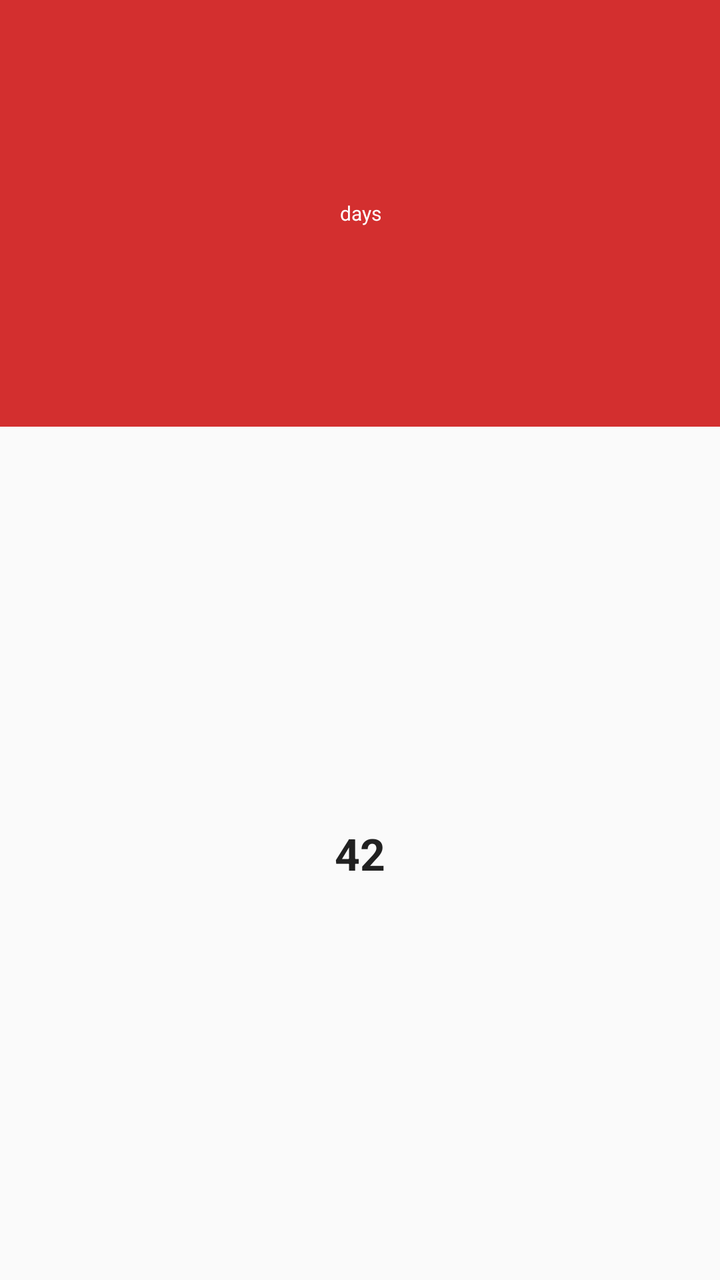
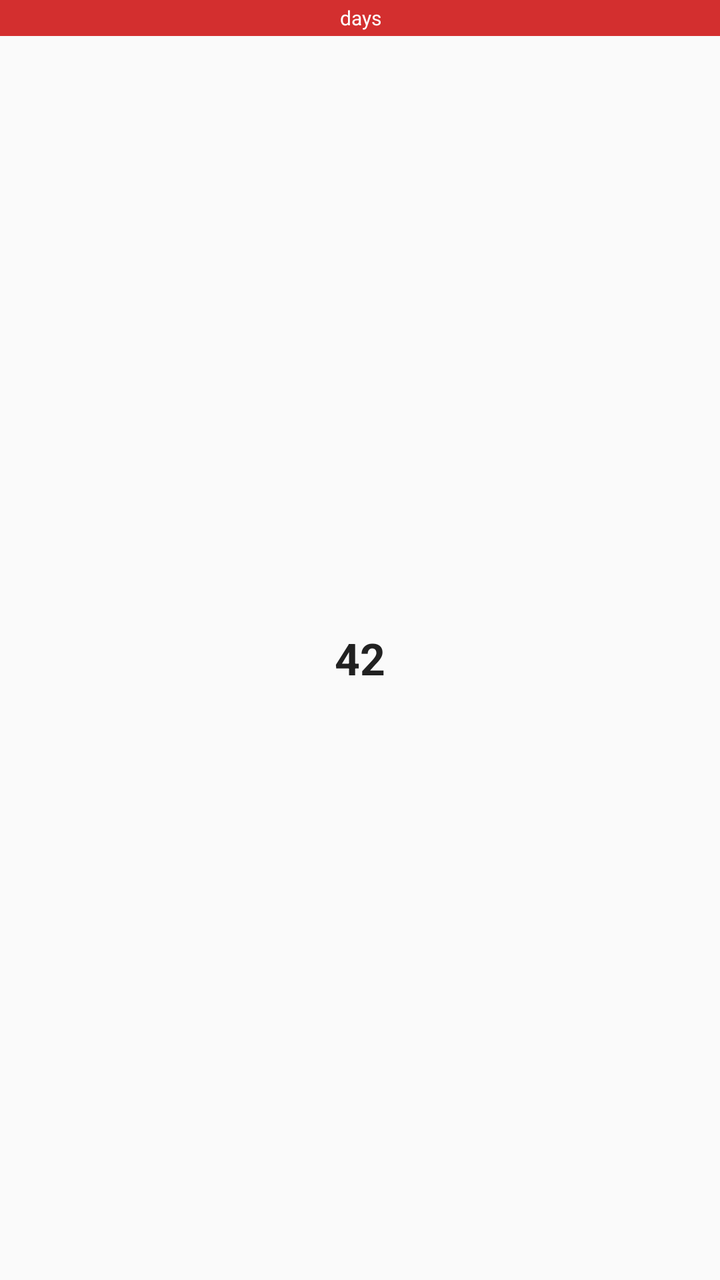

Before-and-after screenshots of an Android layout around one commit, followed by the original layout XML and the change that was made.
<!-- AndroidManifest.xml: application theme android:Theme.Material.Light.NoActionBar -->
<!-- res/layout/widget_preview.xml -->
<?xml version="1.0" encoding="utf-8"?>
<LinearLayout xmlns:android="http://schemas.android.com/apk/res/android"
    xmlns:tools="http://schemas.android.com/tools"
    android:layout_width="match_parent"
    android:layout_height="match_parent"
    android:background="@color/widget_sheet_background"
    android:orientation="vertical"
    tools:ignore="Overdraw">

    <TextView
        android:layout_width="match_parent"
        android:layout_height="0dp"
        android:layout_weight="1"
        android:background="@color/widget_preview_header"
        android:gravity="center"
        android:text="@string/default_title"
        android:textColor="@color/widget_header_text"
        android:textSize="@dimen/widget_title_text_size" />

    <TextView
        android:layout_width="match_parent"
        android:layout_height="0dp"
        android:layout_weight="2"
        android:gravity="center"
        android:text="@string/widget_preview_value"
        android:textColor="@color/widget_sheet_text"
        android:textSize="@dimen/widget_value_text_size_large"
        android:textStyle="bold" />
</LinearLayout>
<!-- resources referenced by this layout -->
<resources>
  <color name="widget_header_text">#FFFFFF</color>
  <color name="widget_preview_header">#D32F2F</color>
  <color name="widget_sheet_background">#FAFAFA</color>
  <color name="widget_sheet_text">#212121</color>
  <dimen name="widget_title_text_size">10sp</dimen>
  <dimen name="widget_value_text_size_large">22sp</dimen>
  <string name="default_title">days</string>
  <string name="widget_preview_value">42</string>
</resources>

<!-- the commit's change to res/layout/widget_preview.xml (unified diff, before → after) -->
@@ -9,8 +9,7 @@
 
     <TextView
         android:layout_width="match_parent"
-        android:layout_height="0dp"
-        android:layout_weight="1"
+        android:layout_height="@dimen/widget_header_height"
         android:background="@color/widget_preview_header"
         android:gravity="center"
         android:text="@string/default_title"
@@ -20,7 +19,7 @@
     <TextView
         android:layout_width="match_parent"
         android:layout_height="0dp"
-        android:layout_weight="2"
+        android:layout_weight="1"
         android:gravity="center"
         android:text="@string/widget_preview_value"
         android:textColor="@color/widget_sheet_text"
<!-- resource entries referenced after the edit -->
@@ -4,9 +4,10 @@
   <color name="widget_preview_header">#D32F2F</color>
   <color name="widget_sheet_background">#FAFAFA</color>
   <color name="widget_sheet_text">#212121</color>
+  <dimen name="widget_header_height">18dp</dimen>
   <dimen name="widget_title_text_size">10sp</dimen>
   <dimen name="widget_value_text_size_large">22sp</dimen>
   <string name="default_title">days</string>
-  <string name="widget_preview_value">42</string>
+  <string name="widget_preview_value" translatable="false">42</string>
 </resources>
 
